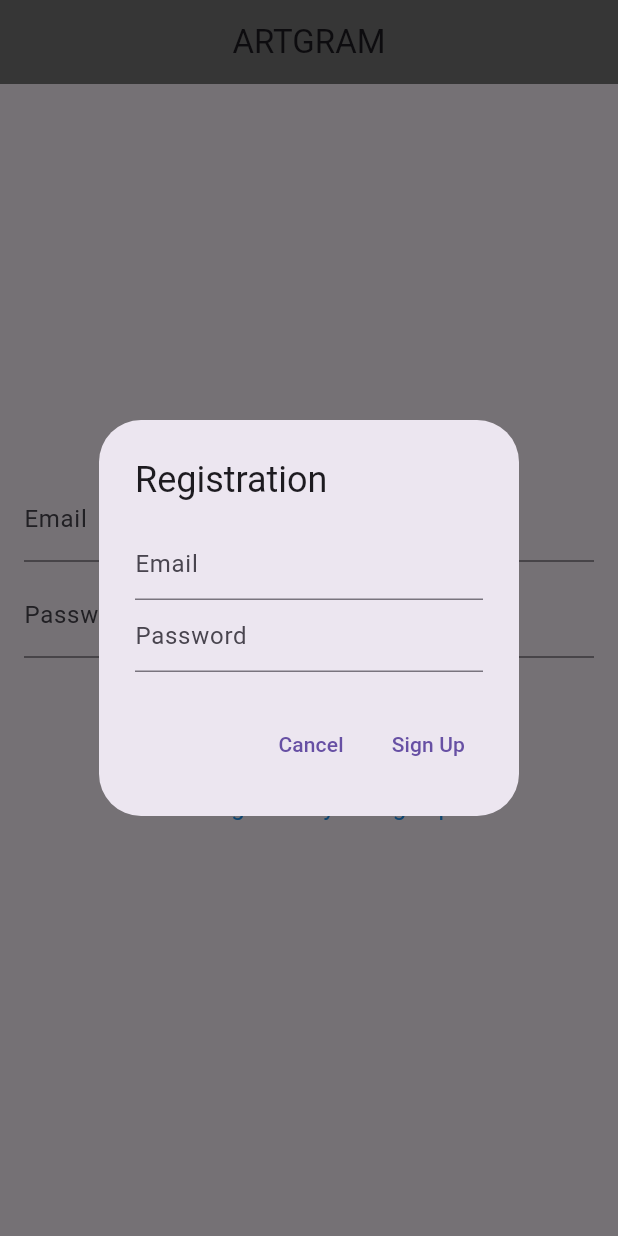
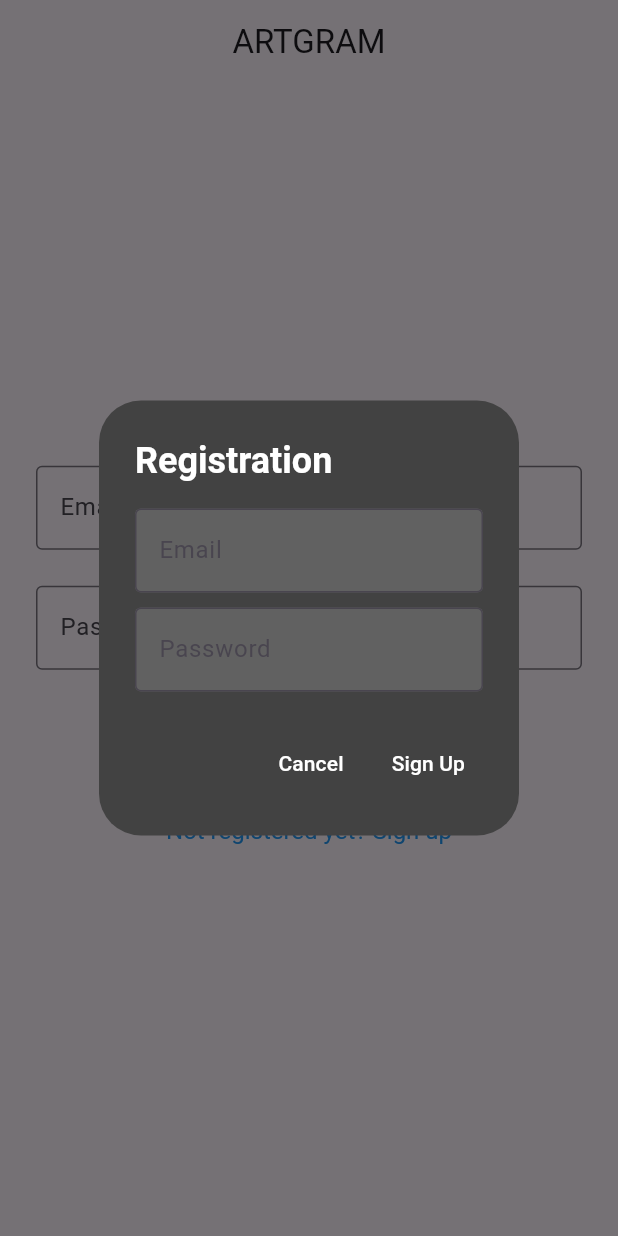
Before and after one commit to Xvjay/pro2, a Flutter app: the screen it shows after launch, after a tap on "Not registered yet? Sign up", on a phone screen of 412 x 824 dp. Run offline on Flutter 3.47's test engine with Material 3 defaults, Android fonts, the phone set to English and light mode, and no system bars; our stand-ins replace cloud_firestore, firebase_auth, firebase_core, firebase_storage, flutter_switch, image_picker; accounts and stored records are empty.

Commit message:
minor ui stuff

```diff
--- a/lib/login_screen.dart
+++ b/lib/login_screen.dart
@@ -71,30 +71,59 @@ class _LoginScreenState extends State<LoginScreen> {
       barrierDismissible: false,
       builder: (BuildContext context) {
         return AlertDialog(
-          title: Text("Registration"),
+          backgroundColor:
+              Colors.grey[800], // Light grey background for the dialog
+          title: Text(
+            "Registration",
+            style: TextStyle(
+              color: Colors.white, // Dark grey text for contrast
+              fontWeight: FontWeight.bold,
+            ),
+          ),
           content: SingleChildScrollView(
             child: ListBody(
               children: <Widget>[
                 TextField(
                   controller: _signupEmailController,
-                  decoration: InputDecoration(hintText: "Email"),
                   keyboardType: TextInputType.emailAddress,
+                  decoration: InputDecoration(
+                    hintText: "Email",
+                    labelText: "Email",
+                    border: OutlineInputBorder(),
+                    fillColor: Colors.grey[700],
+                    filled: true, // Background color for TextField
                   ),
+                ),
+                SizedBox(height: 10), // Adds space between fields
                 TextField(
                   controller: _signupPasswordController,
-                  decoration: InputDecoration(hintText: "Password"),
                   obscureText: true,
+                  decoration: InputDecoration(
+                    hintText: "Password",
+                    labelText: "Password",
+                    border: OutlineInputBorder(),
+                    fillColor: Colors.grey[700],
+                    filled: true, // Background color for TextField
+                  ),
                 ),
               ],
             ),
           ),
           actions: <Widget>[
             TextButton(
-              child: Text("Cancel"),
+              child: Text(
+                "Cancel",
+                style:
+                    TextStyle(color: Colors.white), // Dark grey text for button
+              ),
               onPressed: () => Navigator.of(context).pop(),
             ),
             TextButton(
-              child: Text("Sign Up"),
+              child: Text(
+                "Sign Up",
+                style:
+                    TextStyle(color: Colors.white), // Dark grey text for button
+              ),
               onPressed: () async {
                 Navigator.of(context).pop(); // Close the dialog first
                 await _signUp(_signupEmailController.text,
@@ -111,7 +140,6 @@ class _LoginScreenState extends State<LoginScreen> {
   Widget build(BuildContext context) {
     return Scaffold(
       appBar: AppBar(
-        backgroundColor: Colors.grey.shade600,
         centerTitle: true,
         title: Text("ARTGRAM"),
       ),
@@ -121,21 +149,32 @@ class _LoginScreenState extends State<LoginScreen> {
           child: Column(
             mainAxisAlignment: MainAxisAlignment.center,
             children: <Widget>[
-              TextField(
+              Padding(
+                padding: const EdgeInsets.all(8.0),
+                child: TextField(
                   controller: _emailController,
                   keyboardType: TextInputType.emailAddress,
-                decoration: InputDecoration(
+                  decoration: const InputDecoration(
                     hintText: "Enter your email",
                     labelText: "Email",
+                    border:
+                        OutlineInputBorder(), // Use OutlineInputBorder for consistent styling
+                  ),
                 ),
               ),
               SizedBox(height: 8.0),
-              TextField(
+              Padding(
+                padding: const EdgeInsets.all(8.0),
+                child: TextField(
                   controller: _passwordController,
-                obscureText: true,
-                decoration: InputDecoration(
+                  obscureText:
+                      true, // Ensures the password is hidden during entry
+                  decoration: const InputDecoration(
                     hintText: "Enter your password",
                     labelText: "Password",
+                    border:
+                        OutlineInputBorder(), // Provides a consistent outlined appearance
+                  ),
                 ),
               ),
               SizedBox(height: 24.0),
```
Lines whose indentation alone changed are shown as unchanged.
